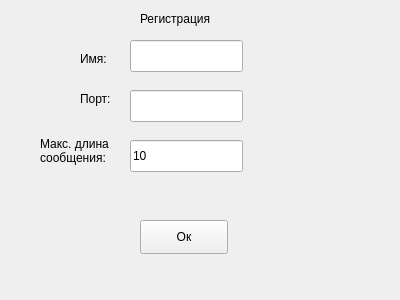
This is regwindow.ui in Matilda21/chat as Qt 5 draws it before an edit. The edited form follows.
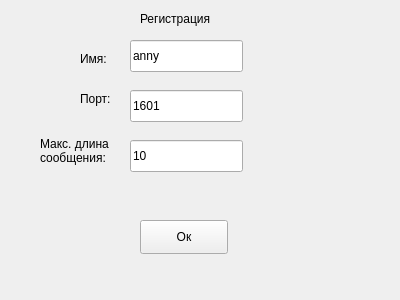
This is the edited form.

Diff of the .ui file:
```diff
--- a/regwindow.ui
+++ b/regwindow.ui
@@ -35,6 +35,9 @@
      <height>32</height>
     </rect>
    </property>
+   <property name="text">
+    <string>anny</string>
+   </property>
   </widget>
   <widget class="QLineEdit" name="portEdit">
    <property name="geometry">
@@ -45,6 +48,9 @@
      <height>32</height>
     </rect>
    </property>
+   <property name="text">
+    <string>1601</string>
+   </property>
   </widget>
   <widget class="QLabel" name="label_2">
    <property name="geometry">
```
